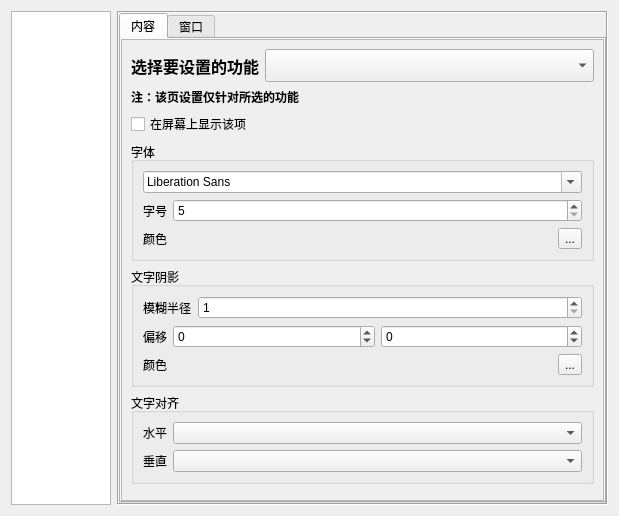
GTA5Oracle/EliteSpeedrunTool, file EliteSpeedrunTool/SettingDialog.ui: the form before one commit.
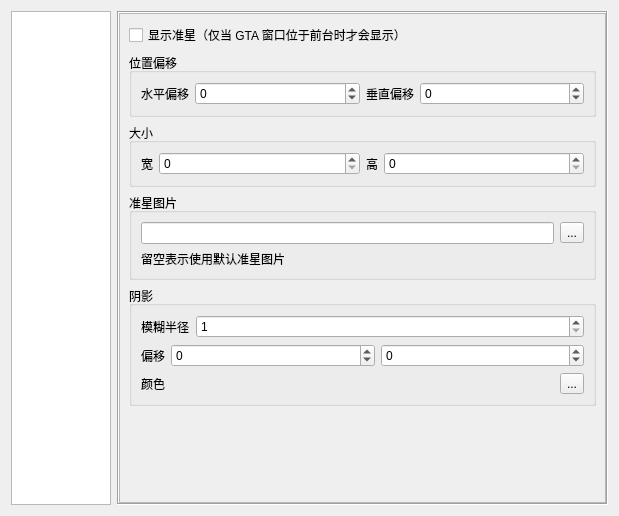
The form after the commit. The open tabs and pages were chosen to show the change. Icons and pictures are not drawn. Custom widgets are drawn as their Qt base class.

Commit message: [feature] Support displaying information and crosshair on full screen game (not RTSS); support displaying the firewall rule enable status on the screen

Patch:
```diff
--- a/EliteSpeedrunTool/SettingDialog.ui
+++ b/EliteSpeedrunTool/SettingDialog.ui
@@ -212,8 +212,8 @@
                <rect>
                 <x>0</x>
                 <y>0</y>
-                <width>204</width>
-                <height>391</height>
+                <width>525</width>
+                <height>475</height>
                </rect>
               </property>
               <layout class="QVBoxLayout" name="verticalLayout_5">
@@ -363,7 +363,7 @@
                   </sizepolicy>
                  </property>
                  <property name="title">
-                  <string>文字阴影</string>
+                  <string>阴影</string>
                  </property>
                  <layout class="QVBoxLayout" name="verticalLayout_9">
                   <item>
@@ -2154,6 +2154,301 @@
        </item>
       </layout>
      </widget>
+     <widget class="QWidget" name="page_5">
+      <layout class="QVBoxLayout" name="verticalLayout_54">
+       <property name="leftMargin">
+        <number>0</number>
+       </property>
+       <property name="topMargin">
+        <number>0</number>
+       </property>
+       <property name="rightMargin">
+        <number>0</number>
+       </property>
+       <property name="bottomMargin">
+        <number>0</number>
+       </property>
+       <item>
+        <widget class="QScrollArea" name="scrollArea_17">
+         <property name="widgetResizable">
+          <bool>true</bool>
+         </property>
+         <widget class="QWidget" name="scrollAreaWidgetContents_17">
+          <property name="geometry">
+           <rect>
+            <x>0</x>
+            <y>0</y>
+            <width>529</width>
+            <height>498</height>
+           </rect>
+          </property>
+          <layout class="QVBoxLayout" name="verticalLayout_52">
+           <item>
+            <widget class="QCheckBox" name="cbCrosshairShow">
+             <property name="text">
+              <string>显示准星（仅当 GTA 窗口位于前台时才会显示）</string>
+             </property>
+            </widget>
+           </item>
+           <item>
+            <widget class="QGroupBox" name="groupBox_26">
+             <property name="title">
+              <string>位置偏移</string>
+             </property>
+             <layout class="QGridLayout" name="gridLayout_11">
+              <item row="0" column="1">
+               <widget class="QLabel" name="label_68">
+                <property name="sizePolicy">
+                 <sizepolicy hsizetype="Maximum" vsizetype="Preferred">
+                  <horstretch>0</horstretch>
+                  <verstretch>0</verstretch>
+                 </sizepolicy>
+                </property>
+                <property name="text">
+                 <string>水平偏移</string>
+                </property>
+               </widget>
+              </item>
+              <item row="0" column="3">
+               <widget class="QSpinBox" name="sbCrosshairOffsetX">
+                <property name="minimum">
+                 <number>-9999</number>
+                </property>
+                <property name="maximum">
+                 <number>9999</number>
+                </property>
+               </widget>
+              </item>
+              <item row="0" column="5">
+               <widget class="QSpinBox" name="sbCrosshairOffsetY">
+                <property name="minimum">
+                 <number>-9999</number>
+                </property>
+                <property name="maximum">
+                 <number>9999</number>
+                </property>
+               </widget>
+              </item>
+              <item row="0" column="4">
+               <widget class="QLabel" name="label_67">
+                <property name="sizePolicy">
+                 <sizepolicy hsizetype="Maximum" vsizetype="Preferred">
+                  <horstretch>0</horstretch>
+                  <verstretch>0</verstretch>
+                 </sizepolicy>
+                </property>
+                <property name="text">
+                 <string>垂直偏移</string>
+                </property>
+               </widget>
+              </item>
+             </layout>
+            </widget>
+           </item>
+           <item>
+            <widget class="QGroupBox" name="groupBox_27">
+             <property name="title">
+              <string>大小</string>
+             </property>
+             <layout class="QHBoxLayout" name="horizontalLayout_15">
+              <item>
+               <widget class="QLabel" name="label_65">
+                <property name="sizePolicy">
+                 <sizepolicy hsizetype="Maximum" vsizetype="Preferred">
+                  <horstretch>0</horstretch>
+                  <verstretch>0</verstretch>
+                 </sizepolicy>
+                </property>
+                <property name="text">
+                 <string>宽</string>
+                </property>
+               </widget>
+              </item>
+              <item>
+               <widget class="QSpinBox" name="sbCrosshairWidth">
+                <property name="maximum">
+                 <number>9999</number>
+                </property>
+               </widget>
+              </item>
+              <item>
+               <widget class="QLabel" name="label_66">
+                <property name="sizePolicy">
+                 <sizepolicy hsizetype="Maximum" vsizetype="Preferred">
+                  <horstretch>0</horstretch>
+                  <verstretch>0</verstretch>
+                 </sizepolicy>
+                </property>
+                <property name="text">
+                 <string>高</string>
+                </property>
+               </widget>
+              </item>
+              <item>
+               <widget class="QSpinBox" name="sbCrosshairHeight">
+                <property name="maximum">
+                 <number>9999</number>
+                </property>
+               </widget>
+              </item>
+             </layout>
+            </widget>
+           </item>
+           <item>
+            <widget class="QGroupBox" name="groupBox_28">
+             <property name="title">
+              <string>准星图片</string>
+             </property>
+             <layout class="QVBoxLayout" name="verticalLayout_55">
+              <item>
+               <layout class="QHBoxLayout" name="horizontalLayout_16">
+                <item>
+                 <widget class="QLineEdit" name="leCorsshairImagePath"/>
+                </item>
+                <item>
+                 <widget class="QToolButton" name="tbCrosshairSelectImage">
+                  <property name="text">
+                   <string notr="true">...</string>
+                  </property>
+                 </widget>
+                </item>
+               </layout>
+              </item>
+              <item>
+               <widget class="QLabel" name="label_69">
+                <property name="text">
+                 <string>留空表示使用默认准星图片</string>
+                </property>
+               </widget>
+              </item>
+             </layout>
+            </widget>
+           </item>
+           <item>
+            <widget class="QGroupBox" name="groupBox_30">
+             <property name="sizePolicy">
+              <sizepolicy hsizetype="Preferred" vsizetype="Maximum">
+               <horstretch>0</horstretch>
+               <verstretch>0</verstretch>
+              </sizepolicy>
+             </property>
+             <property name="title">
+              <string>阴影</string>
+             </property>
+             <layout class="QVBoxLayout" name="verticalLayout_56">
+              <item>
+               <layout class="QHBoxLayout" name="_8">
+                <item>
+                 <widget class="QLabel" name="label_70">
+                  <property name="sizePolicy">
+                   <sizepolicy hsizetype="Maximum" vsizetype="Preferred">
+                    <horstretch>0</horstretch>
+                    <verstretch>0</verstretch>
+                   </sizepolicy>
+                  </property>
+                  <property name="text">
+                   <string>模糊半径</string>
+                  </property>
+                 </widget>
+                </item>
+                <item>
+                 <widget class="QSpinBox" name="sbCrosshairShadowBlurRadius">
+                  <property name="minimum">
+                   <number>1</number>
+                  </property>
+                  <property name="maximum">
+                   <number>100</number>
+                  </property>
+                 </widget>
+                </item>
+               </layout>
+              </item>
+              <item>
+               <layout class="QHBoxLayout" name="_9">
+                <item>
+                 <widget class="QLabel" name="label_71">
+                  <property name="sizePolicy">
+                   <sizepolicy hsizetype="Maximum" vsizetype="Preferred">
+                    <horstretch>0</horstretch>
+                    <verstretch>0</verstretch>
+                   </sizepolicy>
+                  </property>
+                  <property name="text">
+                   <string>偏移</string>
+                  </property>
+                 </widget>
+                </item>
+                <item>
+                 <widget class="QSpinBox" name="sbCrosshairShadowOffsetX">
+                  <property name="minimum">
+                   <number>-20</number>
+                  </property>
+                  <property name="maximum">
+                   <number>20</number>
+                  </property>
+                 </widget>
+                </item>
+                <item>
+                 <widget class="QSpinBox" name="sbCrosshairShadowOffsetY">
+                  <property name="minimum">
+                   <number>-20</number>
+                  </property>
+                  <property name="maximum">
+                   <number>20</number>
+                  </property>
+                 </widget>
+                </item>
+               </layout>
+              </item>
+              <item>
+               <layout class="QHBoxLayout" name="_15">
+                <item>
+                 <widget class="QLabel" name="label_72">
+                  <property name="sizePolicy">
+                   <sizepolicy hsizetype="Maximum" vsizetype="Preferred">
+                    <horstretch>0</horstretch>
+                    <verstretch>0</verstretch>
+                   </sizepolicy>
+                  </property>
+                  <property name="text">
+                   <string>颜色</string>
+                  </property>
+                 </widget>
+                </item>
+                <item>
+                 <widget class="QLabel" name="labCrosshairShadowColor"/>
+                </item>
+                <item>
+                 <widget class="QToolButton" name="tbSelectCrosshairShadowColor">
+                  <property name="text">
+                   <string notr="true">...</string>
+                  </property>
+                 </widget>
+                </item>
+               </layout>
+              </item>
+             </layout>
+            </widget>
+           </item>
+           <item>
+            <spacer name="verticalSpacer_7">
+             <property name="orientation">
+              <enum>Qt::Orientation::Vertical</enum>
+             </property>
+             <property name="sizeHint" stdset="0">
+              <size>
+               <width>20</width>
+               <height>1</height>
+              </size>
+             </property>
+            </spacer>
+           </item>
+          </layout>
+         </widget>
+        </widget>
+       </item>
+      </layout>
+     </widget>
      <widget class="QWidget" name="page_3">
       <layout class="QVBoxLayout" name="verticalLayout_48">
        <property name="leftMargin">
```
Left out of the diff: 38 changed lines with no effect on the pictures. The commit also changes 31 other files.
